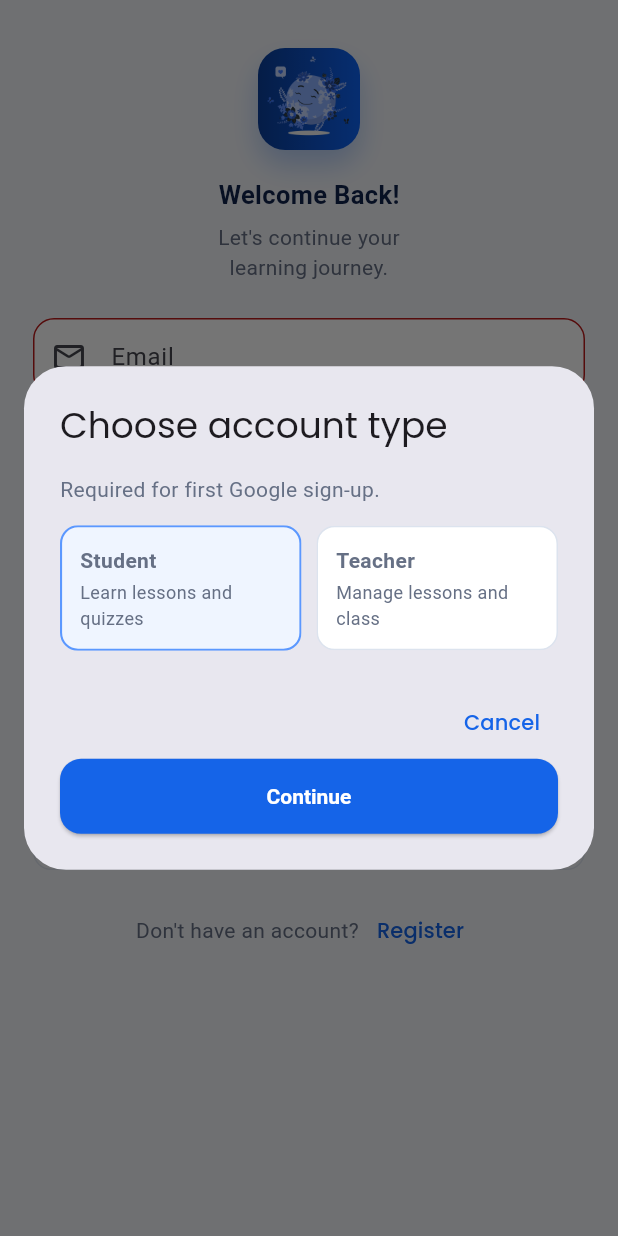
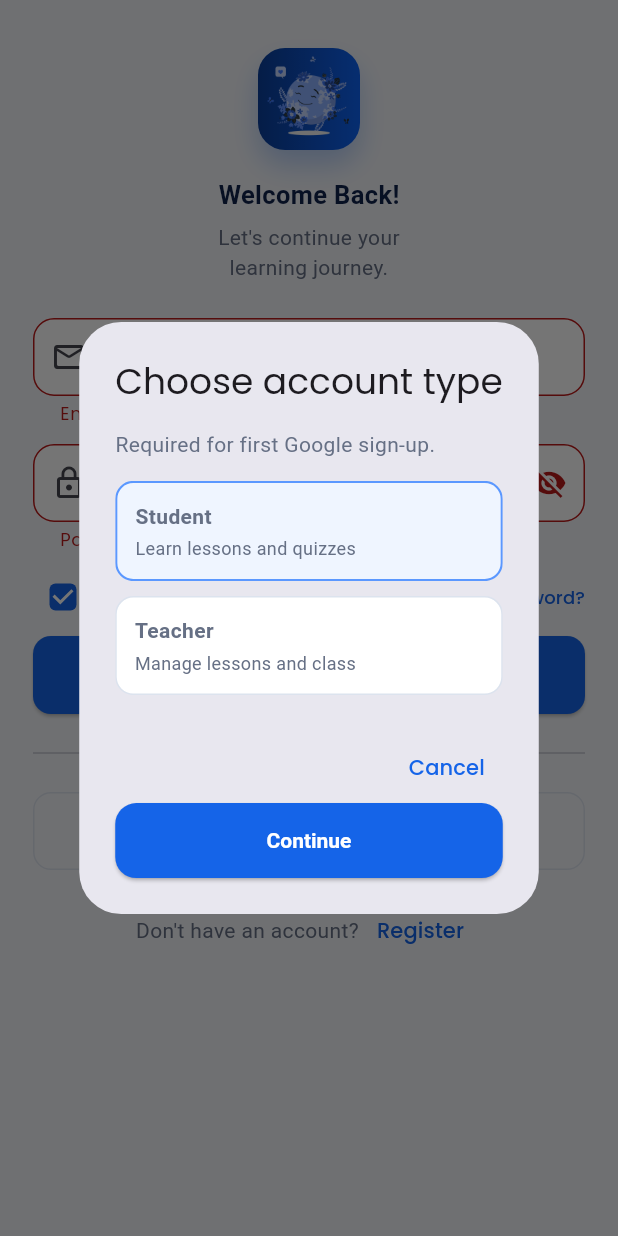
Before and after one commit to Jayvercpsu/EearthScience-App-Quest, a Flutter app: the screen it shows after launch, after a tap on "Skip", after a tap on "Login", after a tap on "Sign Up / Continue with Google", on a phone screen of 412 x 824 dp. Run offline on Flutter 3.47's test engine with Material 3 defaults, Android fonts, the light colour scheme and no system bars; our stand-ins replace cloud_firestore, confetti, firebase_auth, firebase_core, flutter_riverpod, go_router and 3 more; accounts and stored records are empty.

Commit message:
fix layout modal choose account type

```diff
--- a/lib/features/auth/presentation/screens/login_screen.dart
+++ b/lib/features/auth/presentation/screens/login_screen.dart
@@ -135,7 +135,6 @@ class _LoginScreenState extends ConsumerState<LoginScreen> {
 
       return StatefulBuilder(
         builder: (context, setDialogState) {
-            final isCompact = MediaQuery.of(context).size.width < 380;
           final teacherSelected = selectedRole == AppRole.teacher;
 
           return AlertDialog(
@@ -154,39 +153,10 @@ class _LoginScreenState extends ConsumerState<LoginScreen> {
                     style: TextStyle(color: AppColors.textSecondary),
                   ),
                   const SizedBox(height: 14),
-                    if (isCompact)
                   Column(
                     children: [
-                          _RoleButton(
-                            title: 'Student',
-                            subtitle: 'Learn lessons and quizzes',
-                            isSelected: selectedRole == AppRole.student,
-                            onTap: () {
-                              setDialogState(() {
-                                selectedRole = AppRole.student;
-                                inlineError = null;
-                                codeController.clear();
-                              });
-                            },
-                          ),
-                          const SizedBox(height: 10),
-                          _RoleButton(
-                            title: 'Teacher',
-                            subtitle: 'Manage lessons and class',
-                            isSelected: teacherSelected,
-                            onTap: () {
-                              setDialogState(() {
-                                selectedRole = AppRole.teacher;
-                                inlineError = null;
-                              });
-                            },
-                          ),
-                        ],
-                      )
-                    else
-                      Row(
-                        children: [
-                          Expanded(
+                      SizedBox(
+                        width: double.infinity,
                         child: _RoleButton(
                           title: 'Student',
                           subtitle: 'Learn lessons and quizzes',
@@ -200,8 +170,9 @@ class _LoginScreenState extends ConsumerState<LoginScreen> {
                           },
                         ),
                       ),
-                          const SizedBox(width: 10),
-                          Expanded(
+                      const SizedBox(height: 10),
+                      SizedBox(
+                        width: double.infinity,
                         child: _RoleButton(
                           title: 'Teacher',
                           subtitle: 'Manage lessons and class',
@@ -301,9 +272,9 @@ class _LoginScreenState extends ConsumerState<LoginScreen> {
                     return;
                   }
 
-                    Navigator.of(
-                      dialogContext,
-                    ).pop(const _GoogleSignupSelection(role: AppRole.student));
+                  Navigator.of(dialogContext).pop(
+                    const _GoogleSignupSelection(role: AppRole.student),
+                  );
                 },
                 child: const Text('Continue'),
               ),
```
Lines whose indentation alone changed are shown as unchanged.
